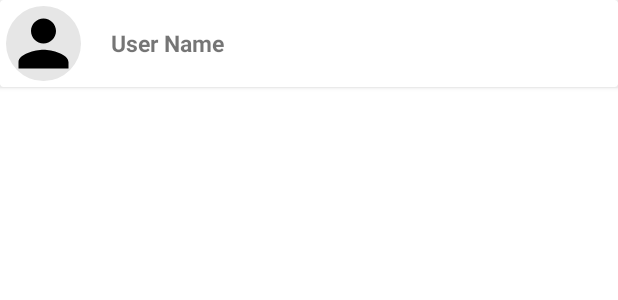
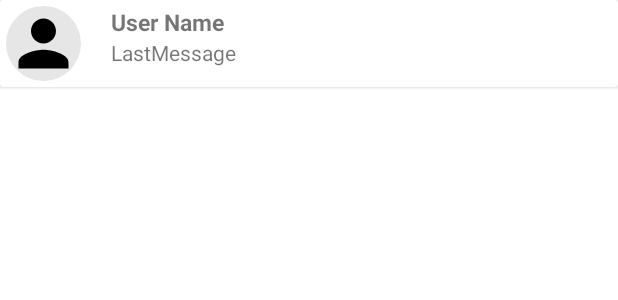
Before and after one commit to YuriYunitski/MSG, an Android app: the layout user_item.xml on its own in the app's theme, with its tools: preview values and no code run, on a phone screen of 412 x 824 dp. Shown: the top 300 px of the screen. Run offline under Robolectric (Android 15) with nearby library versions, the phone set to English and light mode, and no system bars.

Commit message:
design least

```diff
--- a/app/src/main/java/com/yunitski/msg/activities/UserListActivity.java
+++ b/app/src/main/java/com/yunitski/msg/activities/UserListActivity.java
@@ -23,6 +23,7 @@ import com.google.firebase.database.DataSnapshot;
 import com.google.firebase.database.DatabaseError;
 import com.google.firebase.database.DatabaseReference;
 import com.google.firebase.database.FirebaseDatabase;
+import com.google.firebase.database.Query;
 import com.yunitski.msg.R;
 import com.yunitski.msg.adapters.UserAdapter;
 import com.yunitski.msg.data.User;
--- a/app/src/main/java/com/yunitski/msg/adapters/MSGAdapter.java
+++ b/app/src/main/java/com/yunitski/msg/adapters/MSGAdapter.java
@@ -59,11 +59,13 @@ public class MSGAdapter extends ArrayAdapter<MSGmessage> {
             viewHolder.messageTextView.setVisibility(View.VISIBLE);
             viewHolder.photoImageView.setVisibility(View.GONE);
             viewHolder.messageTextView.setText(msGmessage.getText());
+            viewHolder.messageTimeTextView.setText(msGmessage.getTime());
         } else {
 
             viewHolder.messageTextView.setVisibility(View.GONE);
             viewHolder.photoImageView.setVisibility(View.VISIBLE);
             Glide.with(viewHolder.photoImageView.getContext()).load(msGmessage.getImageUrl()).into(viewHolder.photoImageView);
+            viewHolder.messageTimeTextView.setText(msGmessage.getTime());
         }
         return convertView;
     }
@@ -87,12 +89,13 @@ public class MSGAdapter extends ArrayAdapter<MSGmessage> {
     }
 
     private class ViewHolder{
-        private TextView messageTextView;
+        private TextView messageTextView, messageTimeTextView;
         private ImageView photoImageView;
 
         public ViewHolder(View view){
             photoImageView = view.findViewById(R.id.photoImageView);
             messageTextView = view.findViewById(R.id.messageTextView);
+            messageTimeTextView = view.findViewById(R.id.messageTimeTextView);
         }
     }
 }
--- a/app/src/main/res/layout/user_item.xml
+++ b/app/src/main/res/layout/user_item.xml
@@ -14,6 +14,11 @@
             android:layout_width="50dp"
             android:layout_height="50dp"
             android:background="@drawable/user_image" />
+        <LinearLayout
+            android:layout_width="wrap_content"
+            android:layout_height="wrap_content"
+            android:orientation="vertical">
+
 
             <TextView
                 android:id="@+id/userNameTextView"
@@ -22,8 +27,20 @@
                 android:text="User Name"
                 android:textSize="15sp"
                 android:textStyle="bold"
-            android:layout_gravity="center"
+                android:layout_gravity="top"
                 android:layout_marginStart="20dp"/>
+
+            <TextView
+                android:id="@+id/userLastMessageTextView"
+                android:layout_width="wrap_content"
+                android:layout_height="wrap_content"
+                android:text="LastMessage"
+                android:layout_marginStart="20dp"
+                android:maxLength="35"/>
+
+
+        </LinearLayout>
+
 
 
     </LinearLayout>
```
Also changed, not shown: app/src/main/java/com/yunitski/msg/activities/ChatActivity.java (+11 -1 lines), app/src/main/java/com/yunitski/msg/adapters/UserAdapter.java (+43 -1 lines), app/src/main/java/com/yunitski/msg/data/MSGmessage.java (+11 -2 lines), app/src/main/java/com/yunitski/msg/data/User.java (+12 -1 lines), app/src/main/res/layout/my_message_item.xml (+9 -1 lines), app/src/main/res/layout/your_message_item.xml (+9 -1 lines). Lines whose indentation alone changed are shown as unchanged.
